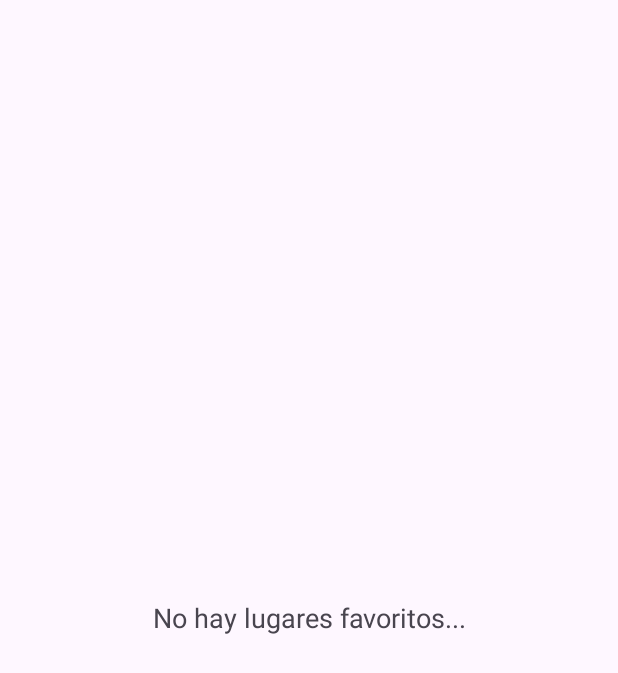
After one commit to Over12/App-Turismo-Local, an Android app: the FavListActivity screen opened directly, with no data from a screen before it, on a phone screen of 412 x 824 dp. The commit adds this screen. Shown: the top 673 px of the screen. Run offline under Robolectric (Android 15) with nearby library versions, the phone set to English and light mode, and no system bars.

Commit message:
add favorites functionality with UI updates and new activity for favorite locations

```diff
--- /dev/null
+++ b/app/src/main/java/pe/turismo_local/view/FavListActivity.java
@@ -0,0 +1,52 @@
+package pe.turismo_local.view;
+
+import android.os.Bundle;
+import android.view.View;
+
+import androidx.activity.EdgeToEdge;
+import androidx.appcompat.app.AppCompatActivity;
+import androidx.core.graphics.Insets;
+import androidx.core.view.ViewCompat;
+import androidx.core.view.WindowInsetsCompat;
+import androidx.recyclerview.widget.LinearLayoutManager;
+import androidx.recyclerview.widget.RecyclerView;
+
+import java.util.ArrayList;
+
+import pe.turismo_local.R;
+import pe.turismo_local.adapters.LugarAdapter;
+import pe.turismo_local.model.LugarTuristico;
+
+public class FavListActivity extends AppCompatActivity {
+
+    @Override
+    protected void onCreate(Bundle savedInstanceState) {
+        super.onCreate(savedInstanceState);
+        EdgeToEdge.enable(this);
+        setContentView(R.layout.activity_fav_list);
+        ViewCompat.setOnApplyWindowInsetsListener(findViewById(R.id.main), (v, insets) -> {
+            Insets systemBars = insets.getInsets(WindowInsetsCompat.Type.systemBars());
+            v.setPadding(systemBars.left, systemBars.top, systemBars.right, systemBars.bottom);
+            return insets;
+        });
+
+        ArrayList<LugarTuristico> lugares = getIntent().getParcelableArrayListExtra("lugares");
+
+        View txtEmpty = findViewById(R.id.txtEmpty);
+        View txtTitulo = findViewById(R.id.txtTitulo);
+        RecyclerView recyclerView = findViewById(R.id.recyclerView);
+
+        if (lugares == null || lugares.isEmpty()) {
+            txtEmpty.setVisibility(View.VISIBLE);
+            txtTitulo.setVisibility(View.GONE);
+            recyclerView.setVisibility(View.GONE);
+        } else {
+            txtEmpty.setVisibility(View.GONE);
+            txtTitulo.setVisibility(View.VISIBLE);
+            recyclerView.setVisibility(View.VISIBLE);
+            recyclerView.setLayoutManager(new LinearLayoutManager(this));
+            LugarAdapter adapter = new LugarAdapter(lugares);
+            recyclerView.setAdapter(adapter);
+        }
+    }
+}
--- a/app/src/main/res/drawable/ic_nav_favorite.xml
+++ b/app/src/main/res/drawable/ic_nav_favorite.xml
@@ -1,5 +1,5 @@
 <vector xmlns:android="http://schemas.android.com/apk/res/android" android:height="24dp" android:tint="#000000" android:viewportHeight="24" android:viewportWidth="24" android:width="24dp">
 
-    <path android:fillColor="@android:color/white" android:pathData="M12,21.35l-1.45,-1.32C5.4,15.36 2,12.28 2,8.5 2,5.42 4.42,3 7.5,3c1.74,0 3.41,0.81 4.5,2.09C13.09,3.81 14.76,3 16.5,3 19.58,3 22,5.42 22,8.5c0,3.78 -3.4,6.86 -8.55,11.54L12,21.35z"/>
+    <path android:fillColor="@color/black" android:pathData="M12,21.35l-1.45,-1.32C5.4,15.36 2,12.28 2,8.5 2,5.42 4.42,3 7.5,3c1.74,0 3.41,0.81 4.5,2.09C13.09,3.81 14.76,3 16.5,3 19.58,3 22,5.42 22,8.5c0,3.78 -3.4,6.86 -8.55,11.54L12,21.35z"/>
 
 </vector>
--- /dev/null
+++ b/app/src/main/res/layout/activity_fav_list.xml
@@ -0,0 +1,35 @@
+<?xml version="1.0" encoding="utf-8"?>
+<LinearLayout xmlns:android="http://schemas.android.com/apk/res/android"
+    xmlns:app="http://schemas.android.com/apk/res-auto"
+    xmlns:tools="http://schemas.android.com/tools"
+    android:id="@+id/main"
+    android:layout_width="match_parent"
+    android:layout_height="match_parent"
+    android:orientation="vertical"
+    tools:context=".view.FavListActivity">
+
+    <TextView
+        android:id="@+id/txtEmpty"
+        android:layout_width="match_parent"
+        android:layout_height="match_parent"
+        android:text="No hay lugares favoritos..."
+        android:textSize="18sp"
+        android:gravity="center"
+        android:visibility="gone"
+        android:padding="16dp"/>
+
+    <TextView
+        android:id="@+id/txtTitulo"
+        android:layout_width="match_parent"
+        android:layout_height="wrap_content"
+        android:text="Tus favoritos"
+        android:textSize="24sp"
+        android:textStyle="bold"
+        android:padding="16dp"/>
+
+    <androidx.recyclerview.widget.RecyclerView
+        android:id="@+id/recyclerView"
+        android:layout_width="match_parent"
+        android:layout_height="match_parent"/>
+
+</LinearLayout>
--- a/app/src/main/res/layout/menu_flotante.xml
+++ b/app/src/main/res/layout/menu_flotante.xml
@@ -48,10 +48,10 @@
             android:paddingBottom="10dp"/>
 
         <Button
-            android:id="@+id/btnComoLlegar"
+            android:id="@+id/btnAgregarFavorito"
             android:layout_width="match_parent"
             android:layout_height="wrap_content"
-            android:text="Como llegar"
+            android:text="Añadir a Favoritos"
             android:textColor="@color/white"
             android:backgroundTint="@color/secondary"/>
 
--- a/app/src/main/res/values/colors.xml
+++ b/app/src/main/res/values/colors.xml
@@ -6,5 +6,4 @@
     <color name="secondary">#411885</color>
     <color name="tertiary">#702be3</color>
     <color name="background">#10081d</color>
-    <color name="notification">#BA702BE3</color>
 </resources>
```
Also changed, not shown: app/src/main/AndroidManifest.xml (+5 -2 lines), app/src/main/java/pe/turismo_local/adapters/LugarAdapter.java (added, +57 -0 lines), app/src/main/java/pe/turismo_local/model/LugarTuristico.java (+46 -1 lines), app/src/main/java/pe/turismo_local/view/ContainerActivity.java (+14 -0 lines), app/src/main/java/pe/turismo_local/view/fragments/ArequipaMapFragment.java (+16 -1 lines), app/src/main/java/pe/turismo_local/view/fragments/LimaMapFragment.java (+16 -1 lines), app/src/main/java/pe/turismo_local/view/fragments/TacnaMapFragment.java (+16 -1 lines), app/src/main/res/drawable/pill_background.xml (added, +9 -0 lines), app/src/main/res/layout/activity_container.xml (+15 -1 lines), app/src/main/res/layout/fragment_arequipa.xml (+4 -3 lines), app/src/main/res/layout/fragment_lima.xml (+4 -3 lines), app/src/main/res/layout/fragment_tacna.xml (+4 -3 lines), app/src/main/res/layout/item_lugar.xml (added, +41 -0 lines).
